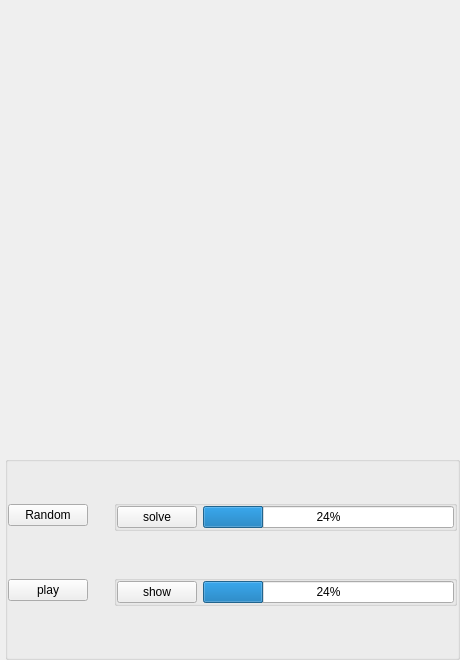
Old version of the form mainwindow.ui in the repository Wenbin1002/Qt_PuzzleGame.
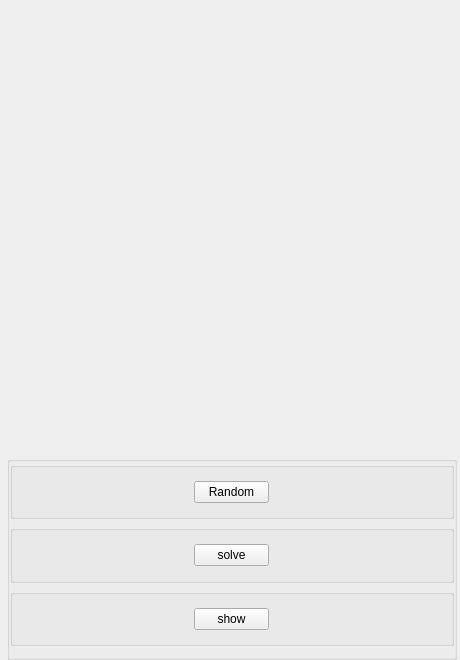
New version of the form.

Commit message: compelet random function

```diff
--- a/mainwindow.ui
+++ b/mainwindow.ui
@@ -43,7 +43,7 @@
      <property name="title">
       <string/>
      </property>
-     <layout class="QGridLayout" name="gridLayout_2">
+     <layout class="QVBoxLayout" name="verticalLayout">
       <property name="leftMargin">
        <number>0</number>
       </property>
@@ -56,56 +56,29 @@
       <property name="bottomMargin">
        <number>11</number>
       </property>
-      <item row="0" column="0">
-       <widget class="QPushButton" name="randomBtn">
-        <property name="text">
-         <string>Random</string>
-        </property>
-       </widget>
-      </item>
-      <item row="1" column="0">
-       <widget class="QPushButton" name="playBtn">
-        <property name="text">
-         <string>play</string>
-        </property>
-       </widget>
-      </item>
-      <item row="1" column="2">
-       <widget class="QGroupBox" name="showGroup">
+      <item>
+       <widget class="QGroupBox" name="groupBox">
         <property name="title">
          <string/>
         </property>
-        <layout class="QHBoxLayout" name="horizontalLayout">
-         <property name="leftMargin">
-          <number>0</number>
-         </property>
-         <property name="topMargin">
-          <number>0</number>
-         </property>
-         <property name="rightMargin">
-          <number>0</number>
-         </property>
-         <property name="bottomMargin">
-          <number>0</number>
-         </property>
+        <layout class="QHBoxLayout" name="horizontalLayout_3">
          <item>
-          <widget class="QPushButton" name="showBtn">
+          <widget class="QPushButton" name="randomBtn">
+           <property name="maximumSize">
+            <size>
+             <width>75</width>
+             <height>16777215</height>
+            </size>
+           </property>
            <property name="text">
-            <string>show</string>
-           </property>
-          </widget>
-         </item>
-         <item>
-          <widget class="QProgressBar" name="showBar">
-           <property name="value">
-            <number>24</number>
+            <string>Random</string>
            </property>
           </widget>
          </item>
         </layout>
        </widget>
       </item>
-      <item row="0" column="2">
+      <item>
        <widget class="QGroupBox" name="solveGroup">
         <property name="title">
          <string/>
@@ -125,37 +98,54 @@
          </property>
          <item>
           <widget class="QPushButton" name="solveBtn">
+           <property name="maximumSize">
+            <size>
+             <width>75</width>
+             <height>16777215</height>
+            </size>
+           </property>
            <property name="text">
             <string>solve</string>
            </property>
           </widget>
          </item>
+        </layout>
+       </widget>
+      </item>
+      <item>
+       <widget class="QGroupBox" name="showGroup">
+        <property name="title">
+         <string/>
+        </property>
+        <layout class="QHBoxLayout" name="horizontalLayout">
+         <property name="leftMargin">
+          <number>0</number>
+         </property>
+         <property name="topMargin">
+          <number>0</number>
+         </property>
+         <property name="rightMargin">
+          <number>0</number>
+         </property>
+         <property name="bottomMargin">
+          <number>0</number>
+         </property>
          <item>
-          <widget class="QProgressBar" name="solveBar">
-           <property name="value">
-            <number>24</number>
+          <widget class="QPushButton" name="showBtn">
+           <property name="maximumSize">
+            <size>
+             <width>75</width>
+             <height>16777215</height>
+            </size>
+           </property>
+           <property name="text">
+            <string>show</string>
            </property>
           </widget>
          </item>
         </layout>
        </widget>
       </item>
-      <item row="0" column="1">
-       <spacer name="horizontalSpacer">
-        <property name="orientation">
-         <enum>Qt::Horizontal</enum>
-        </property>
-        <property name="sizeType">
-         <enum>QSizePolicy::Fixed</enum>
-        </property>
-        <property name="sizeHint" stdset="0">
-         <size>
-          <width>20</width>
-          <height>20</height>
-         </size>
-        </property>
-       </spacer>
-      </item>
      </layout>
     </widget>
    </item>
```
The commit also changes 5 other files.
